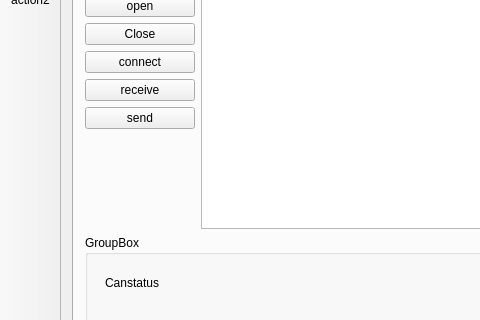
Before: the Qt Designer form FirstProject_Test/project/mainwindow.ui in ZhouChuanghua/Learn_QT, drawn with Qt 5; both pictures show x 0 to 480 and y 82 to 402 of the 888 by 555 pixel window.
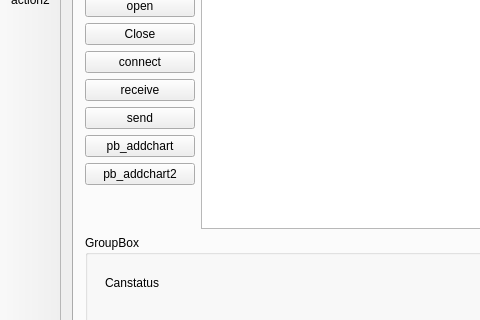
After: the same form once the commit is applied.

Patch:
```diff
--- a/FirstProject_Test/project/mainwindow.ui
+++ b/FirstProject_Test/project/mainwindow.ui
@@ -190,6 +190,20 @@
           </property>
          </widget>
         </item>
+        <item row="6" column="0">
+         <widget class="QPushButton" name="pb_addchart">
+          <property name="text">
+           <string>pb_addchart</string>
+          </property>
+         </widget>
+        </item>
+        <item row="7" column="0">
+         <widget class="QPushButton" name="pb_addchart2">
+          <property name="text">
+           <string>pb_addchart2</string>
+          </property>
+         </widget>
+        </item>
        </layout>
       </widget>
       <widget class="QWidget" name="tab_2">
```
Left out of the diff: 2 changed lines with no effect on the pictures.
